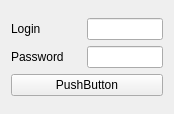
This is hw_1/ui/login.ui in Rexeton/PyQt_Sedunov as Qt 5 draws it before an edit. The edited form follows.
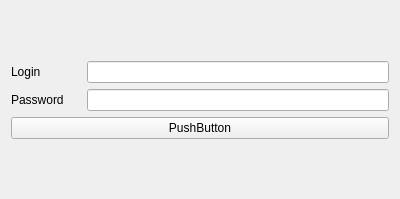
This is the edited form.

Patch:
```diff
--- a/hw_1/ui/login.ui
+++ b/hw_1/ui/login.ui
@@ -6,8 +6,8 @@
    <rect>
     <x>0</x>
     <y>0</y>
-    <width>174</width>
-    <height>114</height>
+    <width>400</width>
+    <height>199</height>
    </rect>
   </property>
   <property name="maximumSize">
```
Left out of the diff: 2 changed lines with no effect on the pictures.
